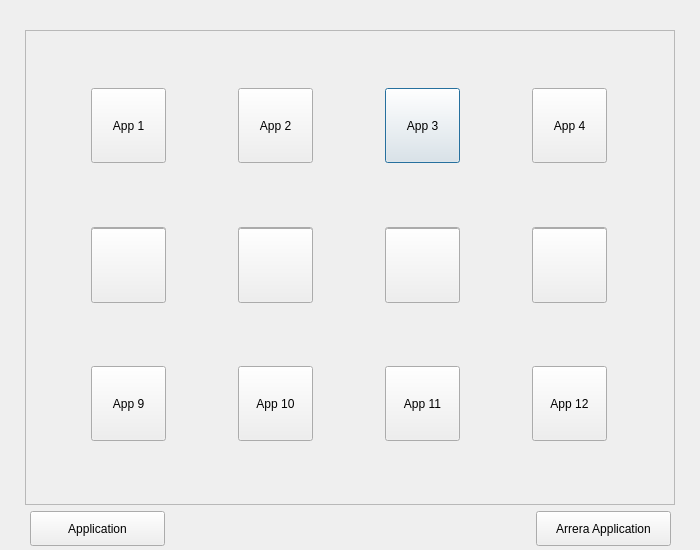
This is arreraapplib.ui in Arrera-Software/Arrera-Interface as Qt 5 draws it before an edit. The edited form follows.
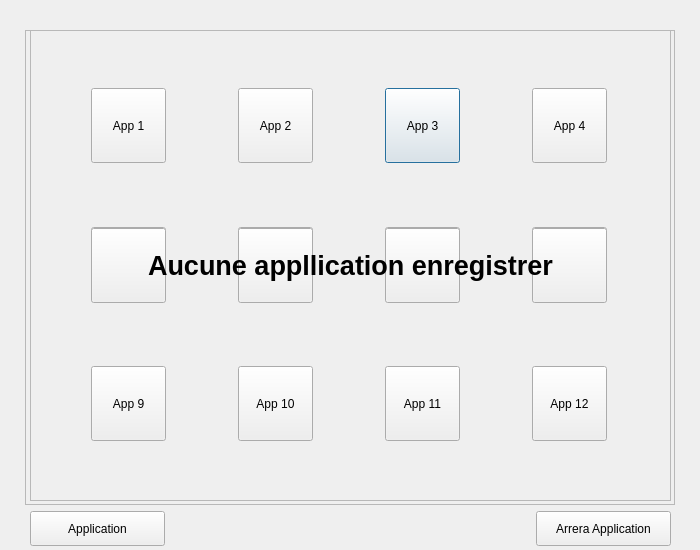
This is the edited form. Icons and pictures are not drawn.

```diff
--- a/arreraapplib.ui
+++ b/arreraapplib.ui
@@ -514,9 +514,54 @@
     </layout>
    </widget>
   </widget>
+  <widget class="QFrame" name="FNOAPP">
+   <property name="geometry">
+    <rect>
+     <x>30</x>
+     <y>30</y>
+     <width>641</width>
+     <height>471</height>
+    </rect>
+   </property>
+   <property name="frameShape">
+    <enum>QFrame::StyledPanel</enum>
+   </property>
+   <property name="frameShadow">
+    <enum>QFrame::Raised</enum>
+   </property>
+   <widget class="QWidget" name="verticalLayoutWidget">
+    <property name="geometry">
+     <rect>
+      <x>0</x>
+      <y>0</y>
+      <width>641</width>
+      <height>471</height>
+     </rect>
+    </property>
+    <layout class="QVBoxLayout" name="verticalLayout">
+     <item>
+      <widget class="QLabel" name="IDC_LABELINCAPP">
+       <property name="font">
+        <font>
+         <pointsize>20</pointsize>
+         <bold>true</bold>
+        </font>
+       </property>
+       <property name="text">
+        <string>Aucune appllication enregistrer</string>
+       </property>
+       <property name="alignment">
+        <set>Qt::AlignCenter</set>
+       </property>
+      </widget>
+     </item>
+    </layout>
+   </widget>
+  </widget>
   <zorder>horizontalLayoutWidget</zorder>
   <zorder>FAPP</zorder>
   <zorder>FARRERAAPP</zorder>
+  <zorder>FNOAPP</zorder>
  </widget>
  <resources>
   <include location="ArreraTheme.qrc"/>
```
